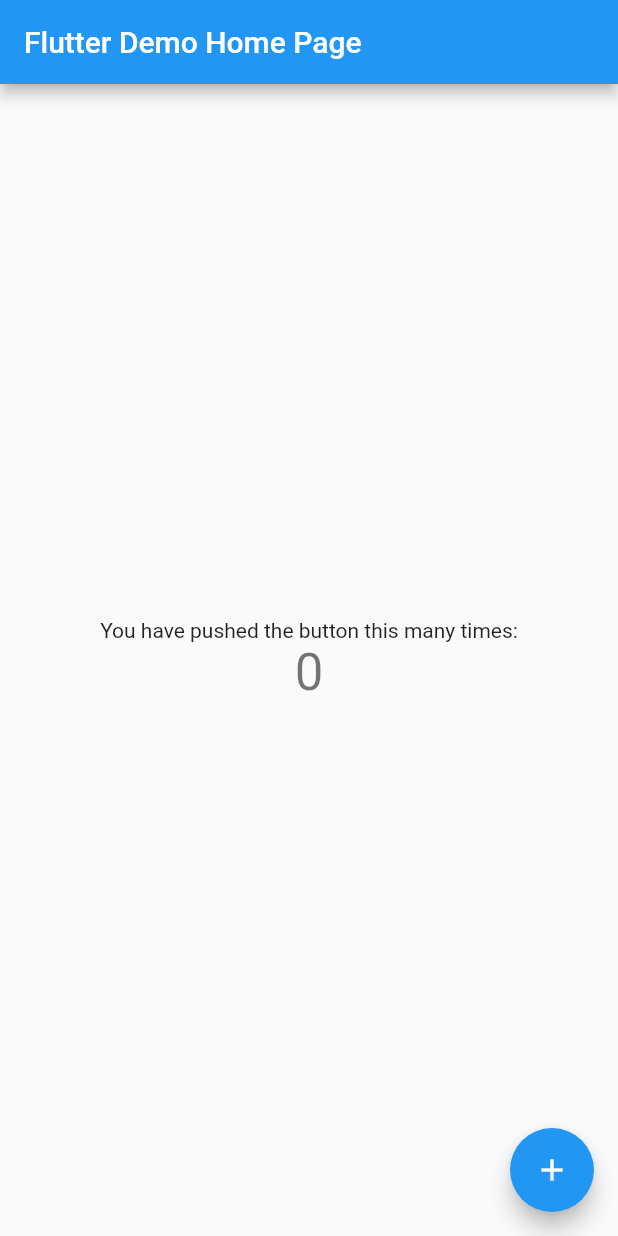
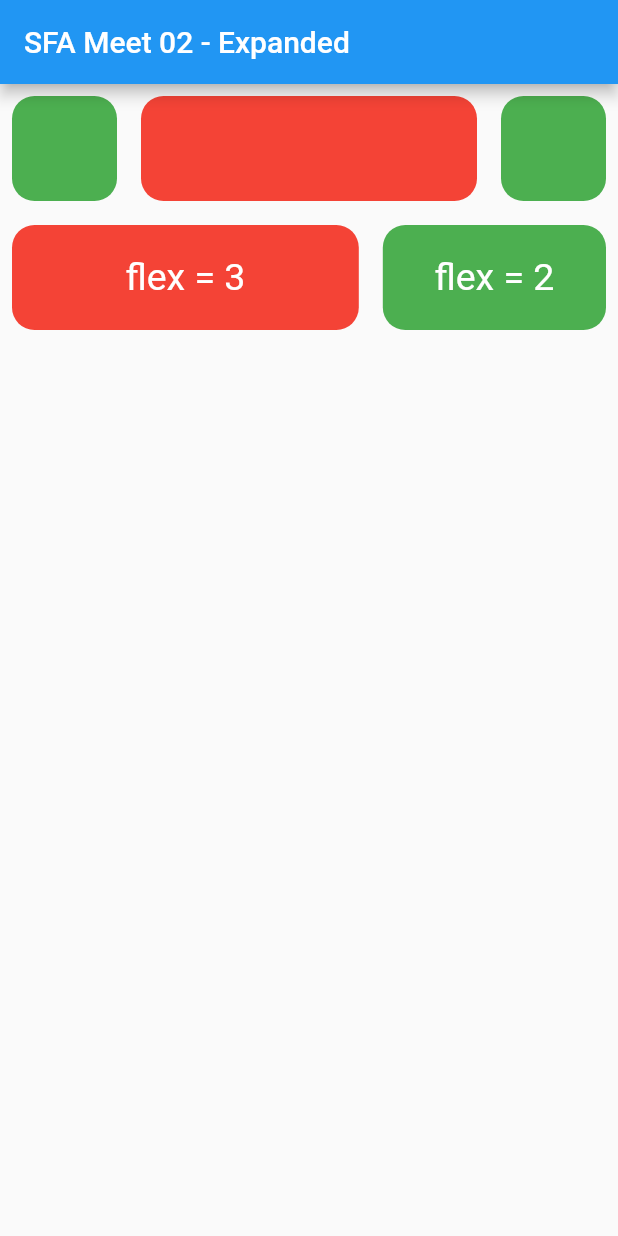
Before and after one commit to mwiwids/newflutter, a Flutter app: the screen it shows after launch, on a phone screen of 412 x 824 dp. Run offline on Flutter 3.47's test engine with Material 2 defaults, Android fonts, the light colour scheme and no system bars.

Commit message:
Expanded

```diff
--- a/lib/main.dart
+++ b/lib/main.dart
@@ -1,3 +1,4 @@
+import 'package:flutter/cupertino.dart';
 import 'package:flutter/material.dart';
 
 void main() {
@@ -5,109 +6,104 @@
 }
 
 class MyApp extends StatelessWidget {
-  // This widget is the root of your application.
   @override
   Widget build(BuildContext context) {
     return MaterialApp(
-      title: 'Flutter Demo',
-      theme: ThemeData(
-        // This is the theme of your application.
-        //
-        // Try running your application with "flutter run". You'll see the
-        // application has a blue toolbar. Then, without quitting the app, try
-        // changing the primarySwatch below to Colors.green and then invoke
-        // "hot reload" (press "r" in the console where you ran "flutter run",
-        // or simply save your changes to "hot reload" in a Flutter IDE).
-        // Notice that the counter didn't reset back to zero; the application
-        // is not restarted.
-        primarySwatch: Colors.blue,
+      home: Scaffold(
+        appBar: AppBar(title: Text("SFA Meet 02 - Expanded")),
+        body: ExpandedPage(),
       ),
-      home: MyHomePage(title: 'Flutter Demo Home Page'),
     );
   }
 }
 
-class MyHomePage extends StatefulWidget {
-  MyHomePage({Key? key, required this.title}) : super(key: key);
-
-  // This widget is the home page of your application. It is stateful, meaning
-  // that it has a State object (defined below) that contains fields that affect
-  // how it looks.
-
-  // This class is the configuration for the state. It holds the values (in this
-  // case the title) provided by the parent (in this case the App widget) and
-  // used by the build method of the State. Fields in a Widget subclass are
-  // always marked "final".
-
-  final String title;
+class ExpandedPage extends StatefulWidget {
+  const ExpandedPage({Key? key}) : super(key: key);
 
   @override
-  _MyHomePageState createState() => _MyHomePageState();
+  _ExpandedPageState createState() => _ExpandedPageState();
 }
 
-class _MyHomePageState extends State<MyHomePage> {
-  int _counter = 0;
-
-  void _incrementCounter() {
-    setState(() {
-      // This call to setState tells the Flutter framework that something has
-      // changed in this State, which causes it to rerun the build method below
-      // so that the display can reflect the updated values. If we changed
-      // _counter without calling setState(), then the build method would not be
-      // called again, and so nothing would appear to happen.
-      _counter++;
-    });
-  }
-
+class _ExpandedPageState extends State<ExpandedPage> {
   @override
   Widget build(BuildContext context) {
-    // This method is rerun every time setState is called, for instance as done
-    // by the _incrementCounter method above.
-    //
-    // The Flutter framework has been optimized to make rerunning build methods
-    // fast, so that you can just rebuild anything that needs updating rather
-    // than having to individually change instances of widgets.
-    return Scaffold(
-      appBar: AppBar(
-        // Here we take the value from the MyHomePage object that was created by
-        // the App.build method, and use it to set our appbar title.
-        title: Text(widget.title),
-      ),
-      body: Center(
-        // Center is a layout widget. It takes a single child and positions it
-        // in the middle of the parent.
-        child: Column(
-          // Column is also a layout widget. It takes a list of children and
-          // arranges them vertically. By default, it sizes itself to fit its
-          // children horizontally, and tries to be as tall as its parent.
-          //
-          // Invoke "debug painting" (press "p" in the console, choose the
-          // "Toggle Debug Paint" action from the Flutter Inspector in Android
-          // Studio, or the "Toggle Debug Paint" command in Visual Studio Code)
-          // to see the wireframe for each widget.
-          //
-          // Column has various properties to control how it sizes itself and
-          // how it positions its children. Here we use mainAxisAlignment to
-          // center the children vertically; the main axis here is the vertical
-          // axis because Columns are vertical (the cross axis would be
-          // horizontal).
-          mainAxisAlignment: MainAxisAlignment.center,
-          children: <Widget>[
-            Text(
-              'You have pushed the button this many times:',
+    return Column(
+      children: [
+        Row(
+          children: [
+            Container(
+              decoration: BoxDecoration(
+                borderRadius: BorderRadius.all(Radius.circular(15)),
+                color: Colors.green,
+              ),
+              margin: EdgeInsets.all(8),
+              height: 70,
+              width: 70,
             ),
-            Text(
-              '$_counter',
-              style: Theme.of(context).textTheme.headline4,
+            Expanded(
+              child: Container(
+                decoration: BoxDecoration(
+                  borderRadius: BorderRadius.all(Radius.circular(15)),
+                  color: Colors.red,
+                ),
+                margin: EdgeInsets.all(8),
+                height: 70,
+                width: 70,
+              ),
+            ),
+            Container(
+              decoration: BoxDecoration(
+                borderRadius: BorderRadius.all(Radius.circular(15)),
+                color: Colors.green,
+              ),
+              margin: EdgeInsets.all(8),
+              height: 70,
+              width: 70,
             ),
           ],
         ),
-      ),
-      floatingActionButton: FloatingActionButton(
-        onPressed: _incrementCounter,
-        tooltip: 'Increment',
-        child: Icon(Icons.add),
-      ), // This trailing comma makes auto-formatting nicer for build methods.
+        // membagi dengan menggunakan flex
+        Row(
+          children: [
+            Expanded(
+              flex: 3,
+              child: Container(
+                decoration: BoxDecoration(
+                  borderRadius: BorderRadius.all(Radius.circular(15)),
+                  color: Colors.red,
+                ),
+                margin: EdgeInsets.all(8),
+                height: 70,
+                width: 70,
+                child: Center(
+                  child: Text(
+                    "flex = 3",
+                    style: TextStyle(fontSize: 25, color: Colors.white),
+                  ),
+                ),
+              ),
+            ),
+            Expanded(
+              flex: 2,
+              child: Container(
+                decoration: BoxDecoration(
+                  borderRadius: BorderRadius.all(Radius.circular(15)),
+                  color: Colors.green,
+                ),
+                margin: EdgeInsets.all(8),
+                height: 70,
+                width: 70,
+                child: Center(
+                  child: Text(
+                    "flex = 2",
+                    style: TextStyle(fontSize: 25, color: Colors.white),
+                  ),
+                ),
+              ),
+            ),
+          ],
+        )
+      ],
     );
   }
 }
```
